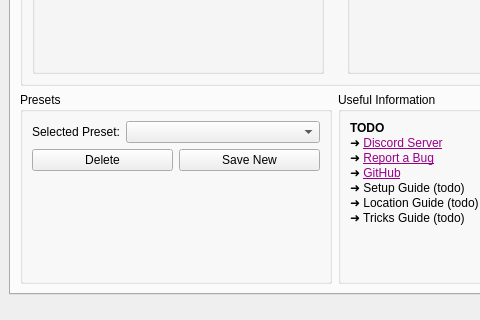
Qt form gui/ui/main.ui (mint-choc-chip-skyblade/sshd-rando) before a commit; both pictures show x 0 to 480 and y 342 to 662 of the 1300 by 800 pixel window.
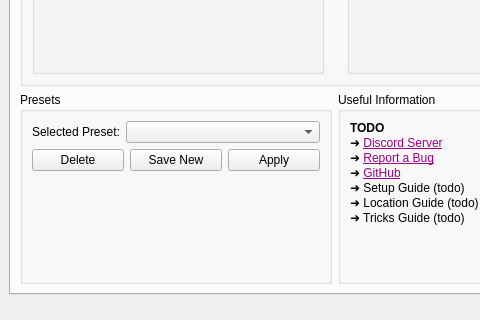
The same form after that commit. The open tabs and pages were chosen to show the change.

Patch:
```diff
--- a/gui/ui/main.ui
+++ b/gui/ui/main.ui
@@ -332,6 +332,13 @@
                  </property>
                 </widget>
                </item>
+               <item>
+                <widget class="QPushButton" name="presets_apply_button">
+                 <property name="text">
+                  <string>Apply</string>
+                 </property>
+                </widget>
+               </item>
               </layout>
              </item>
              <item>
```
Left out of the diff: 2 changed lines with no effect on the pictures.
